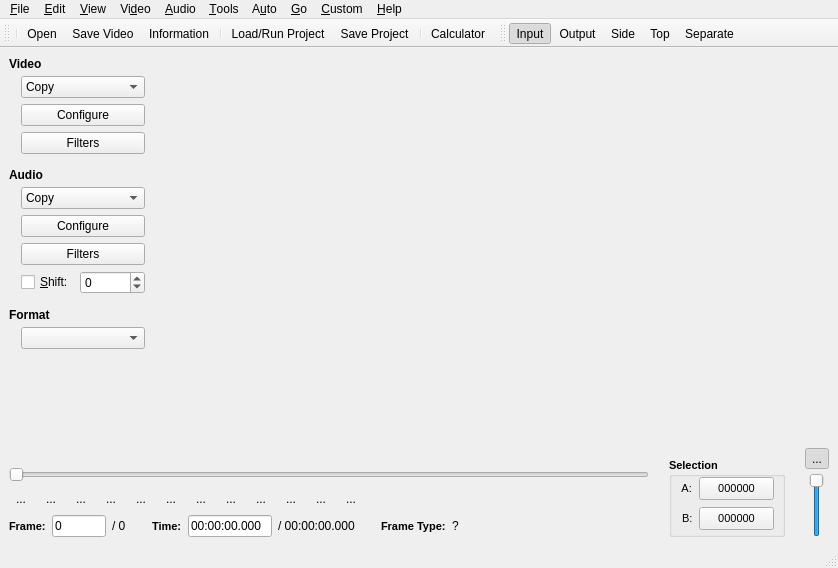
Old version of the form branches/avidemux_2.6_branch_mean/avidemux/ADM_userInterfaces/ADM_QT4/ADM_gui/gui2.ui in the repository BackupTheBerlios/avidemux-svn.
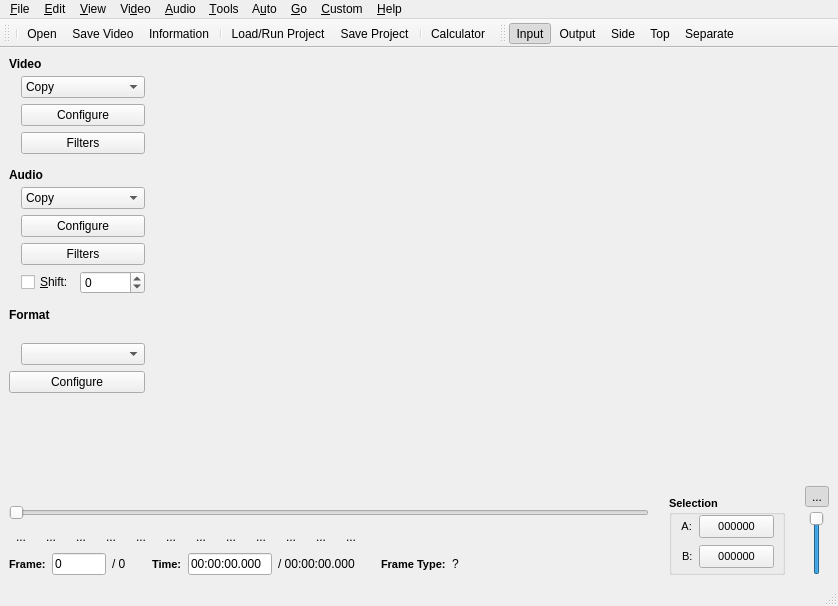
New version of the form. Icons and pictures are not drawn. Custom widgets are drawn as their Qt base class.

Commit message: [QT4] Add plugins info menu entry + hook output format + add configure output button

The edit to the form file:
```diff
--- a/branches/avidemux_2.6_branch_mean/avidemux/ADM_userInterfaces/ADM_QT4/ADM_gui/gui2.ui
+++ b/branches/avidemux_2.6_branch_mean/avidemux/ADM_userInterfaces/ADM_QT4/ADM_gui/gui2.ui
@@ -7,7 +7,7 @@
     <x>0</x>
     <y>0</y>
     <width>838</width>
-    <height>568</height>
+    <height>606</height>
    </rect>
   </property>
   <property name="windowTitle" >
@@ -474,51 +474,6 @@
             </property>
            </spacer>
           </item>
-          <item>
-           <layout class="QHBoxLayout" >
-            <property name="spacing" >
-             <number>0</number>
-            </property>
-            <property name="leftMargin" >
-             <number>0</number>
-            </property>
-            <property name="topMargin" >
-             <number>0</number>
-            </property>
-            <property name="rightMargin" >
-             <number>0</number>
-            </property>
-            <property name="bottomMargin" >
-             <number>0</number>
-            </property>
-            <item>
-             <spacer>
-              <property name="orientation" >
-               <enum>Qt::Horizontal</enum>
-              </property>
-              <property name="sizeType" >
-               <enum>QSizePolicy::Fixed</enum>
-              </property>
-              <property name="sizeHint" >
-               <size>
-                <width>12</width>
-                <height>1</height>
-               </size>
-              </property>
-             </spacer>
-            </item>
-            <item>
-             <widget class="QComboBox" name="comboBoxFormat" >
-              <property name="sizePolicy" >
-               <sizepolicy vsizetype="Fixed" hsizetype="Minimum" >
-                <horstretch>0</horstretch>
-                <verstretch>0</verstretch>
-               </sizepolicy>
-              </property>
-             </widget>
-            </item>
-           </layout>
-          </item>
           <item>
            <spacer>
             <property name="orientation" >
@@ -527,7 +482,7 @@
             <property name="sizeType" >
              <enum>QSizePolicy::Expanding</enum>
             </property>
-            <property name="sizeHint" >
+            <property name="sizeHint" stdset="0" >
              <size>
               <width>20</width>
               <height>10</height>
@@ -537,6 +492,58 @@
           </item>
          </layout>
         </item>
+        <item>
+         <layout class="QHBoxLayout" >
+          <property name="spacing" >
+           <number>0</number>
+          </property>
+          <property name="margin" >
+           <number>0</number>
+          </property>
+          <item>
+           <spacer>
+            <property name="orientation" >
+             <enum>Qt::Horizontal</enum>
+            </property>
+            <property name="sizeType" >
+             <enum>QSizePolicy::Fixed</enum>
+            </property>
+            <property name="sizeHint" stdset="0" >
+             <size>
+              <width>12</width>
+              <height>1</height>
+             </size>
+            </property>
+           </spacer>
+          </item>
+          <item>
+           <widget class="QComboBox" name="comboBoxFormat" >
+            <property name="sizePolicy" >
+             <sizepolicy vsizetype="Fixed" hsizetype="Minimum" >
+              <horstretch>0</horstretch>
+              <verstretch>0</verstretch>
+             </sizepolicy>
+            </property>
+           </widget>
+          </item>
+         </layout>
+        </item>
+        <item>
+         <widget class="QPushButton" name="pushButtonFormatConfigure" >
+          <property name="enabled" >
+           <bool>true</bool>
+          </property>
+          <property name="sizePolicy" >
+           <sizepolicy vsizetype="Fixed" hsizetype="Minimum" >
+            <horstretch>0</horstretch>
+            <verstretch>0</verstretch>
+           </sizepolicy>
+          </property>
+          <property name="text" >
+           <string>Configure</string>
+          </property>
+         </widget>
+        </item>
        </layout>
       </item>
       <item>
```
Left out of the diff: 339 changed lines with no effect on the pictures. The commit also changes 2 other files.
